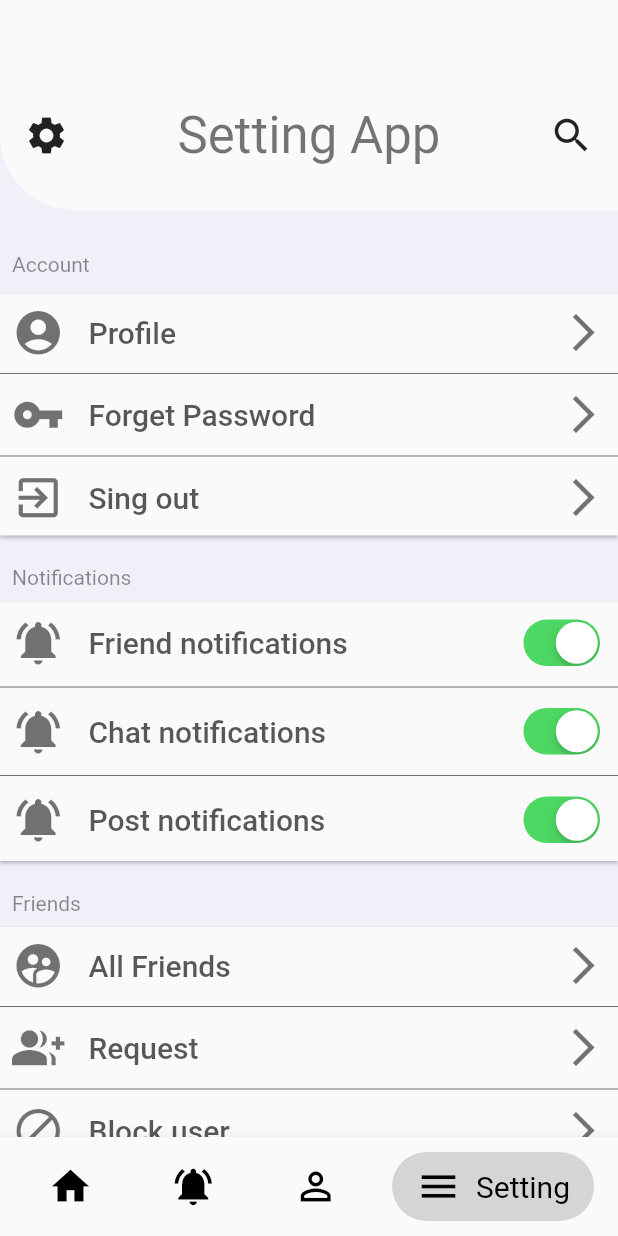
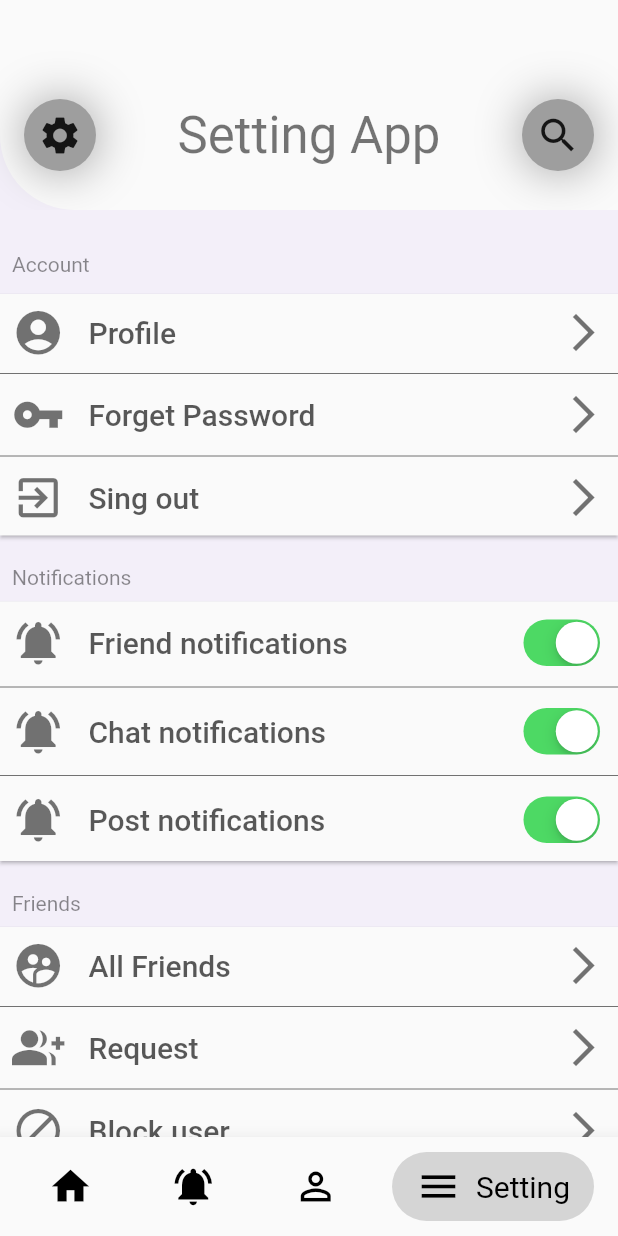
Before and after one commit to redevrx/Resocial_Flutter, a Flutter app: the HomePage screen opened by its route, item 4 of the bottom bar chosen, after a tap on the "settings" icon, on a phone screen of 412 x 824 dp. Run offline on Flutter 3.47's test engine with Material 2 defaults, Android fonts, the phone set to English and light mode, and no system bars; our stand-ins replace cloud_firestore, firebase_auth, firebase_core, firebase_storage, flutter_bloc, image_picker and 3 more; missing offline and left inert: cloud_firestore_web, firebase_auth_web, firebase_core_web; accounts and stored records are empty; network calls fail.

Commit message:
commit all

```diff
--- a/lib/home/screen/home_page.dart
+++ b/lib/home/screen/home_page.dart
@@ -31,10 +31,21 @@ class _fechPage extends State<HomePage> {
     BarItem("Setting", Icons.menu, Colors.black)
   ];
   int selectedBar = 0;
-
+  List<Widget> pageItem = [];
   @override
   void initState() {
-    // TODO: implement initState
+    pageItem = [
+      homePage(
+        bodyColor: barIitems[selectedBar].color,
+      ),
+      homePage(
+        bodyColor: Colors.pinkAccent,
+      ),
+      UserProfile(
+        bodyColor: barIitems[selectedBar].color,
+      ),
+      SettingApp()
+    ];
     super.initState();
     selectedBar = widget.pageNumber;
   }
@@ -55,18 +66,7 @@ class _fechPage extends State<HomePage> {
                             create: (context) => EditProfileBloc(),
                             child: IndexedStack(
                               index: selectedBar,
-                              children: [
-                                homePage(
-                                  bodyColor: barIitems[selectedBar].color,
-                                ),
-                                homePage(
-                                  bodyColor: barIitems[selectedBar].color,
-                                ),
-                                UserProfile(
-                                  bodyColor: barIitems[selectedBar].color,
-                                ),
-                                SettingApp()
-                              ],
+                              children: pageItem,
                             )
                             // selectedBar == 0
                             //     ? homePage(
@@ -87,7 +87,7 @@ class _fechPage extends State<HomePage> {
                             ))))),
         bottomNavigationBar: AnimationBottomBar(
             barItems: barIitems,
-            animationDuration: const Duration(microseconds: 4000),
+            animationDuration: const Duration(milliseconds: 550),
             barStyle: BarStyle(
                 fointSize: 20.0, fontWeight: FontWeight.w400, iconSize: 30.0),
             onBarTab: (index) {
--- a/lib/home/widget/widget_home_page.dart
+++ b/lib/home/widget/widget_home_page.dart
@@ -39,6 +39,8 @@ class _homePageState extends State<homePage> {
   PostBloc postBloc;
   EditProfileBloc editProfileBloc;
   bool refreshPage = false;
+  final GlobalKey<RefreshIndicatorState> _refreshIndicatorKey =
+      new GlobalKey<RefreshIndicatorState>();
 
   Future<void> checkUserlogin(BuildContext context) async {
     FirebaseAuth.instance.authStateChanges().listen((user) {
@@ -55,22 +57,14 @@ class _homePageState extends State<homePage> {
 
   @override
   void initState() {
-    getUid();
-    super.initState();
-  }
-
-  @override
-  Widget build(BuildContext context) {
     //bloc initial
     myFeedBloc = BlocProvider.of<MyFeedBloc>(context);
     textMoreBloc = BlocProvider.of<TextMoreBloc>(context);
     likeBloc = BlocProvider.of<LikeBloc>(context);
     postBloc = BlocProvider.of<PostBloc>(context);
     editProfileBloc = BlocProvider.of<EditProfileBloc>(context);
-
-    final GlobalKey<RefreshIndicatorState> _refreshIndicatorKey =
-        new GlobalKey<RefreshIndicatorState>();
-    setState(() {
+    //
+    getUid();
     // initailMyFedd();
     checkUserlogin(context);
 
@@ -80,10 +74,28 @@ class _homePageState extends State<homePage> {
     settingloadFeed(myFeedBloc);
     print('new feed data loading');
     likeBloc.add(onLikeResultPostClick());
-      setState(() {
+    // setState(() {
     bottonNavSize = 150;
-      });
-    });
+    // });
+    super.initState();
+  }
+
+  @override
+  Widget build(BuildContext context) {
+    // setState(() {
+    //   // initailMyFedd();
+    //   checkUserlogin(context);
+
+    //   //event load my feed
+    //   // myFeedBloc.add(onLoadMyFeedClick());
+    //   //likeBloc.add(onLikeResultPostClick());
+    //   settingloadFeed(myFeedBloc);
+    //   print('new feed data loading');
+    //   likeBloc.add(onLikeResultPostClick());
+    //   setState(() {
+    //     bottonNavSize = 150;
+    //   });
+    // });
 
     return LayoutBuilder(
       builder: (context, constraints) {
--- a/lib/settingApp/widget/app_bar_setting_app.dart
+++ b/lib/settingApp/widget/app_bar_setting_app.dart
@@ -15,9 +15,8 @@ class _appBarSettingState extends State<appBarSetting> {
   @override
   void initState() {
     // TODO: implement initState
+    size = widget.changeSize;
     super.initState();
-
-    size = widget.changeSize;
   }
 
   @override
@@ -39,28 +38,59 @@ class _appBarSettingState extends State<appBarSetting> {
                 child: Row(
                   mainAxisAlignment: MainAxisAlignment.spaceBetween,
                   children: <Widget>[
-                    InkWell(
-                      child: Icon(
+                    AnimatedContainer(
+                      // padding: EdgeInsets.all(4),
+                      duration: Duration(milliseconds: 800),
+                      decoration: BoxDecoration(
+                          color: Colors.grey,
+                          shape: BoxShape.circle,
+                          boxShadow: [
+                            BoxShadow(
+                                color: Colors.grey,
+                                blurRadius: 27,
+                                offset: Offset(.5, .5),
+                                spreadRadius: .1)
+                          ]),
+                      child: IconButton(
+                        icon: Icon(
                           Icons.settings,
                           size: 30.0,
                         ),
-                      onTap: () {
+                        onPressed: () {
                           setState(() {
                             size = !size;
                           });
                         },
                       ),
+                    ),
                     Text(
                       'Setting App',
                       style: Theme.of(context).textTheme.headline4,
                     ),
-                   InkWell
-                   (
-                     child: Icon(Icons.search , size: 30.0,),
-                     onTap: (){
-                       Navigator.of(context).push(MaterialPageRoute(builder: (context) => AllUser(),));
+                    AnimatedContainer(
+                        // padding: EdgeInsets.all(4),
+                        duration: Duration(milliseconds: 800),
+                        decoration: BoxDecoration(
+                            color: Colors.grey,
+                            shape: BoxShape.circle,
+                            boxShadow: [
+                              BoxShadow(
+                                  color: Colors.grey,
+                                  blurRadius: 27,
+                                  offset: Offset(.5, .5),
+                                  spreadRadius: .1)
+                            ]),
+                        child: IconButton(
+                          icon: Icon(
+                            Icons.search,
+                            size: 30.0,
+                          ),
+                          onPressed: () {
+                            Navigator.of(context).push(MaterialPageRoute(
+                              builder: (context) => AllUser(),
+                            ));
                           },
-                   )
+                        )),
                   ],
                 ),
               ),
--- a/lib/userPost/repository/post_repository.dart
+++ b/lib/userPost/repository/post_repository.dart
@@ -150,7 +150,7 @@ class PostRepository {
     final _mRefFile =
         FirebaseStorage().ref().child("Post Image").child("Images");
 
-    final key = _mRef.collection("PostP").id;
+    final key = _mRef.collection("Post").doc().id;
     Map mapBody = HashMap<String, dynamic>();
 
     //get date time
--- a/lib/userPost/screen/create_new_post.dart
+++ b/lib/userPost/screen/create_new_post.dart
@@ -218,8 +218,8 @@ class __CreatePostState extends State<_CreatePost> {
   @override
   void dispose() {
     _enableRatation();
+    txtMessage.dispose();
     super.dispose();
-    txtMessage.dispose();
   }
 
   Container _buildContainerBottonNav() {
--- a/lib/widgets/appBar/app_bar_login.dart
+++ b/lib/widgets/appBar/app_bar_login.dart
@@ -1,6 +1,6 @@
 import 'package:flutter/material.dart';
 import 'package:socialapp/findFriends/screens/show_lis_friends.dart';
-import 'package:flutter/foundation.dart' show kIsWeb;
+// import 'package:flutter/foundation.dart' show kIsWeb;
 
 class AppBarCustom extends StatelessWidget {
   final String title;
@@ -29,15 +29,29 @@ class AppBarCustom extends StatelessWidget {
             borderRadius: BorderRadius.only(
                 bottomLeft: Radius.circular(50.0),
                 bottomRight: Radius.circular(50.0))), // Yellow
-        height: (kIsWeb) ? 90 : widgetSize,
+        height: widgetSize,
+        // (kIsWeb) ? 90 : widgetSize,
         width: double.infinity,
         child: Padding(
-          padding: const EdgeInsets.only(top: (kIsWeb) ? 6.0 : 36.0),
+          padding: const EdgeInsets.only(top: 36.0, left: 4.0, right: 4.0),
           child: Row(
             mainAxisAlignment: MainAxisAlignment.spaceBetween,
             children: <Widget>[
               status == "home page"
-                  ? IconButton(
+                  ? AnimatedContainer(
+                      // padding: EdgeInsets.all(4),
+                      duration: Duration(milliseconds: 800),
+                      decoration: BoxDecoration(
+                          color: titleColor.withOpacity(.2),
+                          shape: BoxShape.circle,
+                          boxShadow: [
+                            BoxShadow(
+                                color: titleColor,
+                                blurRadius: 24,
+                                offset: Offset(.5, .5),
+                                spreadRadius: .1)
+                          ]),
+                      child: IconButton(
                         icon: Icon(
                           Icons.search,
                           size: 32,
@@ -49,8 +63,22 @@ class AppBarCustom extends StatelessWidget {
                             builder: (context) => AllUser(),
                           ));
                         },
+                      ),
                     )
-                  : IconButton(
+                  : AnimatedContainer(
+                      // padding: EdgeInsets.all(4),
+                      duration: Duration(milliseconds: 800),
+                      decoration: BoxDecoration(
+                          color: titleColor.withOpacity(.4),
+                          shape: BoxShape.circle,
+                          boxShadow: [
+                            BoxShadow(
+                                color: titleColor,
+                                blurRadius: 24,
+                                offset: Offset(.5, .5),
+                                spreadRadius: .1)
+                          ]),
+                      child: IconButton(
                         icon: Icon(
                           Icons.arrow_back_ios,
                           size: 32,
@@ -58,9 +86,11 @@ class AppBarCustom extends StatelessWidget {
                         color: titleColor,
                         onPressed: () {
                           if (status == "register") {
-                          Navigator.of(context).pop(context); //pushNamed("/");
+                            Navigator.of(context)
+                                .pop(context); //pushNamed("/");
                           }
                         },
+                      ),
                     ),
               Text(
                 '${title}',
@@ -71,12 +101,25 @@ class AppBarCustom extends StatelessWidget {
                     fontWeight: FontWeight.bold),
               ),
               status == "home page"
-                  ? IconButton(
+                  ? AnimatedContainer(
+                      // padding: EdgeInsets.all(4),
+                      duration: Duration(milliseconds: 800),
+                      decoration: BoxDecoration(
+                          color: titleColor.withOpacity(.4),
+                          shape: BoxShape.circle,
+                          boxShadow: [
+                            BoxShadow(
+                                color: titleColor,
+                                blurRadius: 24,
+                                offset: Offset(.5, .5),
+                                spreadRadius: .1)
+                          ]),
+                      child: IconButton(
                           icon: Icon(
                             Icons.chat,
                             color: titleColor,
                           ),
-                      onPressed: () async {})
+                          onPressed: () async {}))
                   : status == "register"
                       ? Opacity(
                           opacity: 0.0,
```
Also changed, not shown: pubspec.yaml (+6 -6 lines), pubspec.lock, 5 other files. Lines whose indentation alone changed are shown as unchanged.
